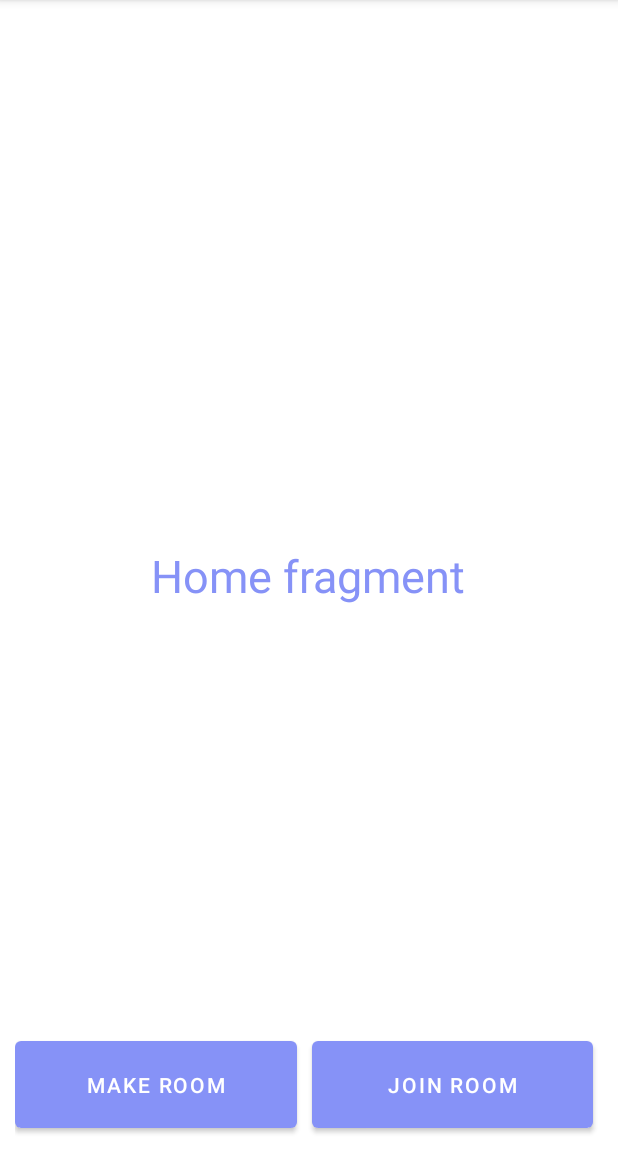
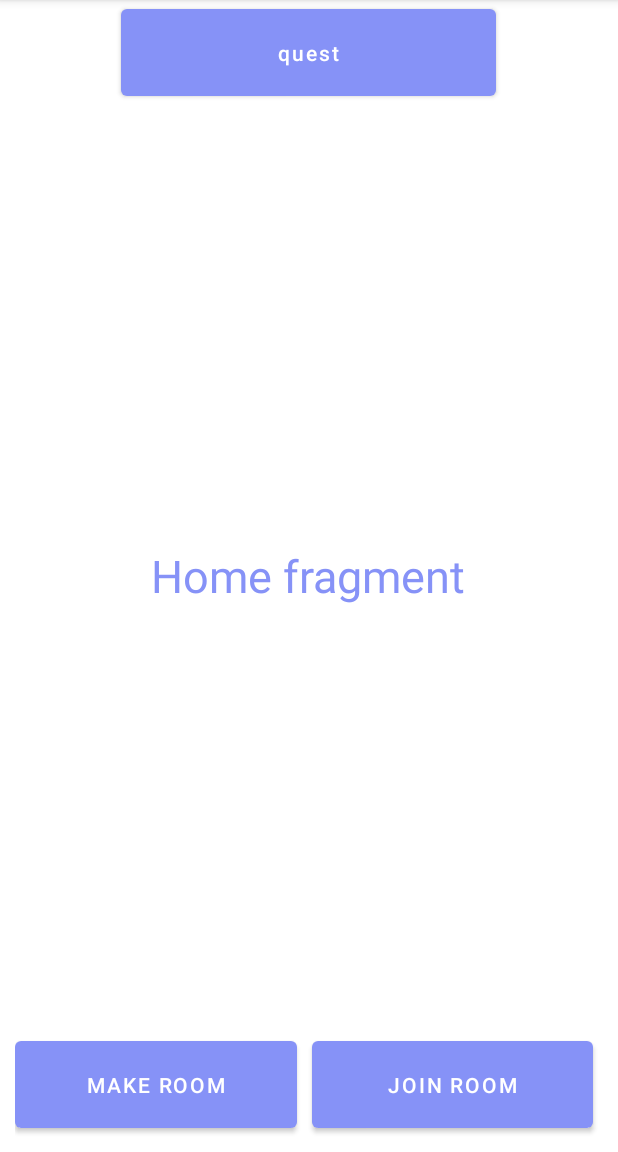
Before and after one commit to waterextract/Projekt_Inzynieria_Oprogramowania, an Android app: the HomeFragment screen opened directly, with no data from a screen before it, on a phone screen of 412 x 824 dp, the part 84-1236 px from its top. Run offline under Robolectric (Android 15) with nearby library versions, the phone set to English and light mode, and no system bars; our stand-ins replace Firebase (no records; nobody signed in at launch, a user with empty details on screens opened directly); 1 statement that could not run was skipped.

Commit message:
Initial Commit

```diff
--- a/app/src/main/java/com/juliaijustyna/apka/HomeFragment.kt
+++ b/app/src/main/java/com/juliaijustyna/apka/HomeFragment.kt
@@ -46,6 +46,12 @@ class HomeFragment : Fragment() {
             startActivity(intent)
         }
 
+        val btnQ = view.findViewById<Button>(R.id.quest)
+        btnQ.setOnClickListener {
+            val intent = Intent(activity, AddQuestActivity::class.java)
+            startActivity(intent)
+        }
+
         return view
     }
 
--- a/app/src/main/java/com/juliaijustyna/apka/MakeRoom.kt
+++ b/app/src/main/java/com/juliaijustyna/apka/MakeRoom.kt
@@ -13,7 +13,7 @@ import kotlin.random.Random
 class MakeRoom : AppCompatActivity() {
     override fun onCreate(savedInstanceState: Bundle?) {
         super.onCreate(savedInstanceState)
-        setContentView(R.layout.activity_room)
+        setContentView(R.layout.activity_add_quest)
 
         // Znajdź przycisk i pola tekstowe w widoku
         val addButton: Button = findViewById(R.id.add_button)
--- a/app/src/main/res/layout/fragment_home.xml
+++ b/app/src/main/res/layout/fragment_home.xml
@@ -15,6 +15,17 @@
         android:layout_centerInParent="true"
         android:textColor="@color/lavender"
         />
+
+    <Button
+        android:id="@+id/quest"
+        android:layout_width="250dp"
+        android:layout_height="70dp"
+        android:layout_centerHorizontal="true"
+        android:layout_weight="1"
+        android:minHeight="50dp"
+        android:text="quest"
+        android:textAllCaps="false"
+        android:textColor="@color/white" />
 
     <LinearLayout
         android:id="@+id/bottomLl"
--- a/app/src/main/res/layout/fragment_profile.xml
+++ b/app/src/main/res/layout/fragment_profile.xml
@@ -88,5 +88,4 @@
     </LinearLayout>
 
 
-
 </RelativeLayout>
```
